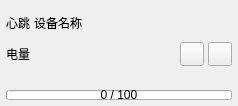
Old version of the form UAVManage/devicecontrol.ui in the repository gessd/UAVManage.
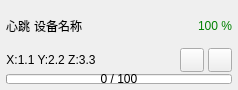
New version of the form. Icons and pictures are not drawn.

Commit message: 电量颜色显示

Patch:
```diff
--- a/UAVManage/devicecontrol.ui
+++ b/UAVManage/devicecontrol.ui
@@ -7,15 +7,12 @@
     <x>0</x>
     <y>0</y>
     <width>238</width>
-    <height>106</height>
+    <height>90</height>
    </rect>
   </property>
   <property name="windowTitle">
    <string>DeviceControl</string>
   </property>
-  <property name="styleSheet">
-   <string notr="true"/>
-  </property>
   <layout class="QVBoxLayout" name="verticalLayout">
    <property name="spacing">
     <number>2</number>
@@ -45,16 +42,10 @@
          <verstretch>0</verstretch>
         </sizepolicy>
        </property>
-       <property name="minimumSize">
-        <size>
-         <width>20</width>
-         <height>20</height>
-        </size>
-       </property>
        <property name="maximumSize">
         <size>
-         <width>24</width>
-         <height>24</height>
+         <width>28</width>
+         <height>28</height>
         </size>
        </property>
        <property name="text">
@@ -69,20 +60,6 @@
        </property>
       </widget>
      </item>
-    </layout>
-   </item>
-   <item>
-    <layout class="QHBoxLayout" name="horizontalLayout_2">
-     <property name="spacing">
-      <number>4</number>
-     </property>
-     <item>
-      <widget class="QLabel" name="labelBattery">
-       <property name="text">
-        <string>电量</string>
-       </property>
-      </widget>
-     </item>
      <item>
       <spacer name="horizontalSpacer">
        <property name="orientation">
@@ -97,6 +74,52 @@
       </spacer>
      </item>
      <item>
+      <widget class="QLabel" name="labelBattery">
+       <property name="sizePolicy">
+        <sizepolicy hsizetype="Preferred" vsizetype="Preferred">
+         <horstretch>0</horstretch>
+         <verstretch>0</verstretch>
+        </sizepolicy>
+       </property>
+       <property name="styleSheet">
+        <string notr="true">color:#008000;</string>
+       </property>
+       <property name="text">
+        <string>100 %</string>
+       </property>
+      </widget>
+     </item>
+    </layout>
+   </item>
+   <item>
+    <layout class="QHBoxLayout" name="horizontalLayout_2">
+     <property name="spacing">
+      <number>4</number>
+     </property>
+     <item>
+      <widget class="QLabel" name="labelLocation">
+       <property name="text">
+        <string>X:1.1 Y:2.2 Z:3.3</string>
+       </property>
+       <property name="alignment">
+        <set>Qt::AlignCenter</set>
+       </property>
+      </widget>
+     </item>
+     <item>
+      <spacer name="horizontalSpacer_2">
+       <property name="orientation">
+        <enum>Qt::Horizontal</enum>
+       </property>
+       <property name="sizeHint" stdset="0">
+        <size>
+         <width>40</width>
+         <height>20</height>
+        </size>
+       </property>
+      </spacer>
+     </item>
+     <item>
       <widget class="QToolButton" name="btnLED">
        <property name="minimumSize">
         <size>
@@ -159,22 +182,6 @@
      </item>
     </layout>
    </item>
-   <item>
-    <widget class="QLabel" name="labelLocation">
-     <property name="maximumSize">
-      <size>
-       <width>16777215</width>
-       <height>20</height>
-      </size>
-     </property>
-     <property name="text">
-      <string/>
-     </property>
-     <property name="alignment">
-      <set>Qt::AlignCenter</set>
-     </property>
-    </widget>
-   </item>
    <item>
     <widget class="QProgressBar" name="progressBar">
      <property name="maximumSize">
```
The commit also changes 2 other files.
